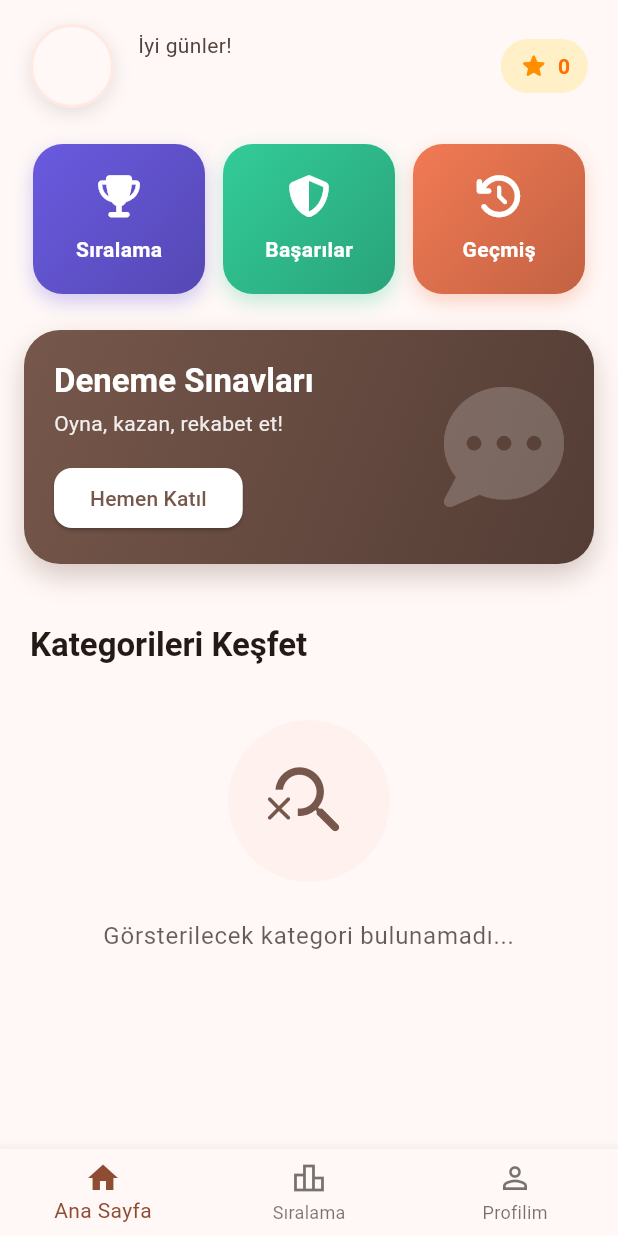
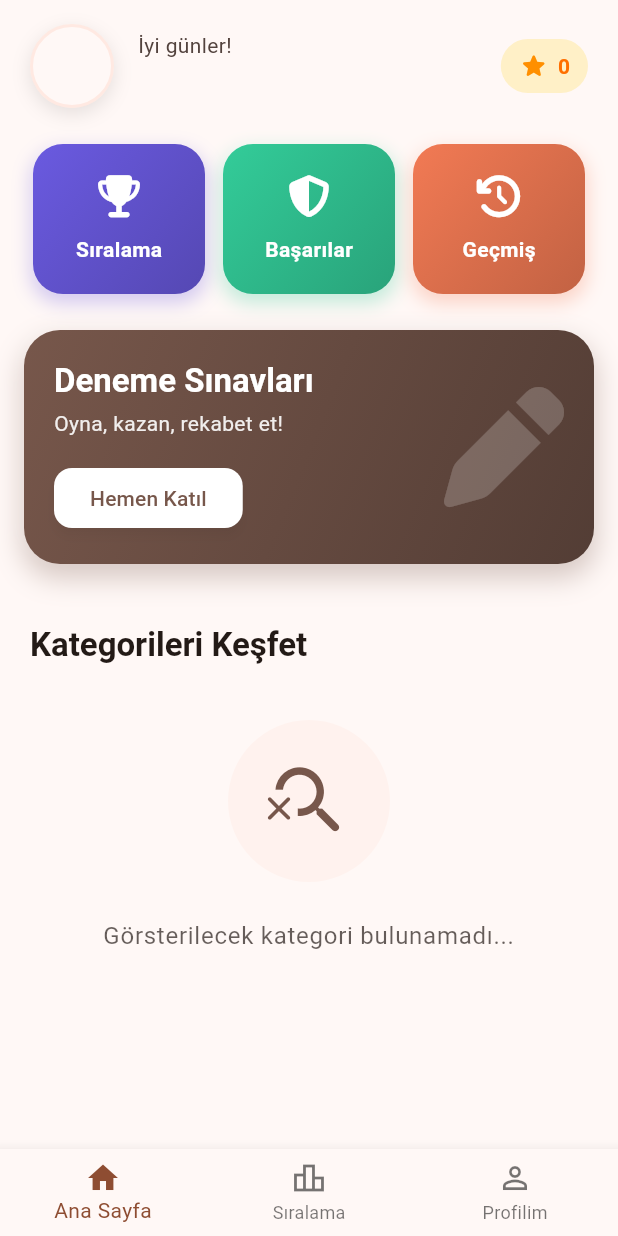
Before and after one commit to mtayfunatmaca-ship-it/bilgi_yarismasi, a Flutter app: the screen it shows once a user with an empty profile is signed in, on a phone screen of 412 x 824 dp. Run offline on Flutter 3.47's test engine with Material 3 defaults, Android fonts, the phone set to English and light mode, and no system bars; our stand-ins replace cloud_firestore, connectivity_plus, firebase_analytics, firebase_auth, firebase_core, font_awesome_flutter and 2 more; accounts and stored records are empty.

Commit message:
Update home_screen.dart

```diff
--- a/lib/screens/home_screen.dart
+++ b/lib/screens/home_screen.dart
@@ -415,6 +415,8 @@ class _HomeScreenState extends State<HomeScreen> with TickerProviderStateMixin {
   }
 
   // Hızlı Eylem Butonlarının yapı taşı
+  // Hızlı Eylem Butonlarının yapı taşı (Kabartma Efekti)
+  // Hızlı Eylem Butonlarının yapı taşı (Kabartma Efekti)
   Widget _buildQuickActionButton({
     required BuildContext context,
     required Color color,
@@ -423,32 +425,43 @@ class _HomeScreenState extends State<HomeScreen> with TickerProviderStateMixin {
     required VoidCallback onTap,
   }) {
     return Expanded(
-      child: GestureDetector(
+      child: Container(
+        margin: const EdgeInsets.symmetric(horizontal: 6),
+        decoration: BoxDecoration(
+          borderRadius: BorderRadius.circular(20),
+          boxShadow: [
+            BoxShadow(
+              color: color.withOpacity(0.3),
+              blurRadius: 10,
+              offset: const Offset(0, 5),
+              spreadRadius: 1,
+            ),
+            BoxShadow(
+              color: Colors.white.withOpacity(0.1),
+              blurRadius: 3,
+              offset: const Offset(-2, -2),
+              spreadRadius: 0,
+            ),
+          ],
+        ),
+        child: Material(
+          color: Colors.transparent,
+          child: InkWell(
+            borderRadius: BorderRadius.circular(20),
             onTap: onTap,
             child: Container(
-          margin: const EdgeInsets.symmetric(horizontal: 6),
-          padding: const EdgeInsets.symmetric(
-            vertical: 20,
-          ), // Yükseklik artırıldı
+              padding: const EdgeInsets.symmetric(vertical: 20),
               decoration: BoxDecoration(
-            color: color,
-            borderRadius: BorderRadius.circular(20), // Daha yuvarlak
+                borderRadius: BorderRadius.circular(20),
                 gradient: LinearGradient(
                   colors: [color, Color.lerp(color, Colors.black, 0.2)!],
                   begin: Alignment.topLeft,
                   end: Alignment.bottomRight,
                 ),
-            boxShadow: [
-              BoxShadow(
-                color: color.withOpacity(0.3),
-                blurRadius: 10,
-                offset: const Offset(0, 5),
-              ),
-            ],
               ),
               child: Column(
                 children: [
-              FaIcon(icon, color: Colors.white, size: 28), // Boyut artırıldı
+                  FaIcon(icon, color: Colors.white, size: 28),
                   const SizedBox(height: 12),
                   Text(
                     label,
@@ -461,25 +474,44 @@ class _HomeScreenState extends State<HomeScreen> with TickerProviderStateMixin {
               ),
             ),
           ),
+        ),
+      ),
     );
   }
 
   // Deneme Sınavı Banner'ı
+  // Deneme Sınavı Banner'ı (Kabartma Efekti)
   Widget _buildTrialExamBanner(
     BuildContext context,
     ColorScheme colorScheme,
     TextTheme textTheme,
   ) {
-    // Shimmer'ı kaldırdık, temadan renk alıyor
     return FadeTransition(
       opacity: _fadeAnimation,
       child: Container(
-        margin: const EdgeInsets.fromLTRB(16, 24, 16, 16), // Boşluklar
+        margin: const EdgeInsets.fromLTRB(16, 24, 16, 16),
+        decoration: BoxDecoration(
+          borderRadius: BorderRadius.circular(24),
+          boxShadow: [
+            BoxShadow(
+              color: colorScheme.secondary.withOpacity(0.3),
+              blurRadius: 15,
+              offset: const Offset(0, 8),
+              spreadRadius: 1,
+            ),
+            BoxShadow(
+              color: Colors.white.withOpacity(0.1),
+              blurRadius: 5,
+              offset: const Offset(-3, -3),
+              spreadRadius: 0,
+            ),
+          ],
+        ),
+        child: Container(
           padding: const EdgeInsets.all(20),
           decoration: BoxDecoration(
             borderRadius: BorderRadius.circular(24),
             gradient: LinearGradient(
-            // Temanın İkincil Rengi
               colors: [
                 colorScheme.secondary,
                 Color.lerp(colorScheme.secondary, Colors.black, 0.3)!,
@@ -487,13 +519,6 @@ class _HomeScreenState extends State<HomeScreen> with TickerProviderStateMixin {
               begin: Alignment.topLeft,
               end: Alignment.bottomRight,
             ),
-          boxShadow: [
-            BoxShadow(
-              color: colorScheme.secondary.withOpacity(0.3),
-              blurRadius: 15,
-              offset: const Offset(0, 8),
-            ),
-          ],
           ),
           child: Row(
             children: [
@@ -502,7 +527,7 @@ class _HomeScreenState extends State<HomeScreen> with TickerProviderStateMixin {
                   crossAxisAlignment: CrossAxisAlignment.start,
                   children: [
                     Text(
-                    'Deneme Sınavları', // "Daily Quiz" yerine
+                      'Deneme Sınavları',
                       style: textTheme.titleLarge?.copyWith(
                         color: colorScheme.onSecondary,
                         fontWeight: FontWeight.bold,
@@ -526,24 +551,26 @@ class _HomeScreenState extends State<HomeScreen> with TickerProviderStateMixin {
                         );
                       },
                       style: ElevatedButton.styleFrom(
-                      backgroundColor: colorScheme.onSecondary, // Buton rengi
-                      foregroundColor: colorScheme.secondary, // Yazı rengi
+                        backgroundColor: colorScheme.onSecondary,
+                        foregroundColor: colorScheme.secondary,
                         shape: RoundedRectangleBorder(
                           borderRadius: BorderRadius.circular(12),
                         ),
+                        elevation: 3,
+                        shadowColor: Colors.black.withOpacity(0.2),
                       ),
                       child: const Text('Hemen Katıl'),
                     ),
                   ],
                 ),
               ),
-            // Soru işaretleri (tasarımdaki gibi)
               FaIcon(
-              FontAwesomeIcons.solidCommentDots,
+                FontAwesomeIcons.pen,
                 color: colorScheme.onSecondary.withOpacity(0.2),
                 size: 80,
               ),
             ],
+          ),
         ),
       ),
     );
@@ -679,6 +706,7 @@ class _HomeScreenState extends State<HomeScreen> with TickerProviderStateMixin {
   }
 
   // Kategori Kartı (Resimdeki Tasarım)
+  // Kategori Kartı (Görseldeki Tasarım - Kabartma Efekti)
   Widget _buildCategoryCard(
     String docId,
     String kategoriAdi,
@@ -693,19 +721,40 @@ class _HomeScreenState extends State<HomeScreen> with TickerProviderStateMixin {
     return Container(
       decoration: BoxDecoration(
         borderRadius: BorderRadius.circular(20),
+        boxShadow: [
+          // Kabartma efekti için gölgeler
+          BoxShadow(
+            color: Colors.black.withOpacity(0.1),
+            blurRadius: 10,
+            offset: const Offset(0, 4),
+            spreadRadius: 0,
+          ),
+          BoxShadow(
+            color: kategoriColor.first.withOpacity(0.3),
+            blurRadius: 15,
+            offset: const Offset(0, 8),
+            spreadRadius: 1,
+          ),
+          // İç gölge efekti
+          BoxShadow(
+            color: Colors.white.withOpacity(0.2),
+            blurRadius: 5,
+            offset: const Offset(-2, -2),
+            spreadRadius: 0,
+          ),
+        ],
+      ),
+      child: Stack(
+        children: [
+          // Ana kart
+          Container(
+            decoration: BoxDecoration(
+              borderRadius: BorderRadius.circular(20),
               gradient: LinearGradient(
                 colors: kategoriColor,
                 begin: Alignment.topLeft,
                 end: Alignment.bottomRight,
               ),
-        boxShadow: [
-          BoxShadow(
-            color: kategoriColor.first.withOpacity(0.4),
-            blurRadius: 15,
-            offset: const Offset(0, 8),
-            spreadRadius: 1,
-          ),
-        ],
             ),
             child: Material(
               color: Colors.transparent,
@@ -715,8 +764,10 @@ class _HomeScreenState extends State<HomeScreen> with TickerProviderStateMixin {
                   Navigator.push(
                     context,
                     MaterialPageRoute(
-                builder: (context) =>
-                    QuizListScreen(kategoriId: docId, kategoriAd: kategoriAdi),
+                      builder: (context) => QuizListScreen(
+                        kategoriId: docId,
+                        kategoriAd: kategoriAdi,
+                      ),
                     ),
                   ).then((_) => _loadCompletionStatus());
                 },
@@ -781,11 +832,10 @@ class _HomeScreenState extends State<HomeScreen> with TickerProviderStateMixin {
                                 ClipRRect(
                                   borderRadius: BorderRadius.circular(10),
                                   child: LinearProgressIndicator(
-                              value: progress.clamp(
-                                0.0,
-                                1.0,
-                              ), // Değerin 0-1 arasında olduğundan emin ol
-                              backgroundColor: Colors.white.withOpacity(0.3),
+                                    value: progress.clamp(0.0, 1.0),
+                                    backgroundColor: Colors.white.withOpacity(
+                                      0.3,
+                                    ),
                                     valueColor: AlwaysStoppedAnimation<Color>(
                                       Colors.white,
                                     ),
@@ -817,6 +867,30 @@ class _HomeScreenState extends State<HomeScreen> with TickerProviderStateMixin {
                   ),
                 ),
               ),
+            ),
+          ),
+
+          // Üst köşe parlaklık efekti
+          Positioned(
+            top: 0,
+            left: 0,
+            right: 0,
+            child: Container(
+              height: 40,
+              decoration: BoxDecoration(
+                borderRadius: const BorderRadius.only(
+                  topLeft: Radius.circular(20),
+                  topRight: Radius.circular(20),
+                ),
+                gradient: LinearGradient(
+                  begin: Alignment.topCenter,
+                  end: Alignment.bottomCenter,
+                  colors: [Colors.white.withOpacity(0.15), Colors.transparent],
+                ),
+              ),
+            ),
+          ),
+        ],
       ),
     );
   }
```
Lines whose indentation alone changed are shown as unchanged.
